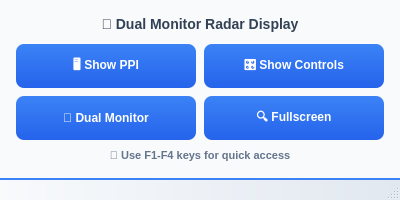
This is cmapmainwindow.ui in shridharbhandiwad/ZIRDS as Qt 5 draws it before an edit. The edited form follows.
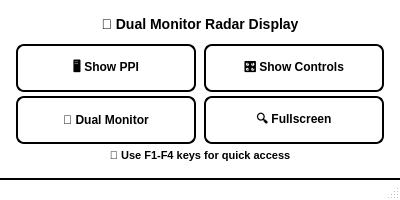
This is the edited form.

Commit message: Refactor: Update UI to a clean white theme

The edit to the form file:
```diff
--- a/cmapmainwindow.ui
+++ b/cmapmainwindow.ui
@@ -27,21 +27,21 @@
   </property>
   <property name="styleSheet">
    <string notr="true">QMainWindow {
-    background: qlineargradient(x1:0, y1:0, x2:1, y2:1, stop:0 #f8fafc, stop:1 #e2e8f0);
+    background-color: #ffffff;
 }</string>
   </property>
   <widget class="QWidget" name="centralWidget">
    <property name="styleSheet">
     <string notr="true">QWidget {
-    background-color: #f8fafc;
-    color: #1e293b;
+    background-color: #ffffff;
+    color: #000000;
     font-family: 'Segoe UI', Arial, sans-serif;
 }
 
 QPushButton {
-    background: qlineargradient(x1:0, y1:0, x2:0, y2:1, stop:0 #3b82f6, stop:1 #2563eb);
-    color: white;
-    border: none;
+    background-color: #ffffff;
+    color: #000000;
+    border: 2px solid #000000;
     border-radius: 8px;
     padding: 8px 16px;
     font-weight: 600;
@@ -58,7 +58,7 @@
 }
 
 QLabel {
-    color: #334155;
+    color: #000000;
     font-weight: 600;
     font-size: 14px;
 }</string>
@@ -152,7 +152,7 @@
        <set>Qt::AlignCenter</set>
       </property>
       <property name="styleSheet">
-       <string notr="true">QLabel { color: #64748b; font-size: 11px; }</string>
+       <string notr="true">QLabel { color: #000000; font-size: 11px; }</string>
       </property>
      </widget>
     </item>
@@ -161,9 +161,9 @@
   <widget class="QStatusBar" name="statusBar">
    <property name="styleSheet">
     <string notr="true">QStatusBar {
-    background: qlineargradient(x1:0, y1:0, x2:1, y2:0, stop:0 #f8fafc, stop:1 #e2e8f0);
-    color: #334155;
-    border-top: 2px solid #3b82f6;
+    background-color: #ffffff;
+    color: #000000;
+    border-top: 2px solid #000000;
     font-size: 11px;
     font-weight: 500;
     padding: 4px;
```
Left out of the diff: 4 changed lines with no effect on the pictures. The commit also changes 12 other files.
